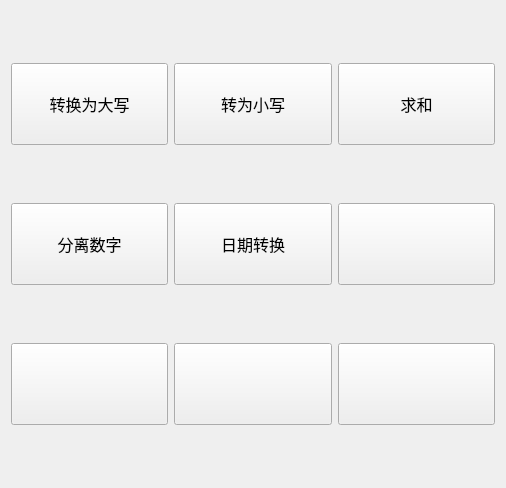
Qt form list.ui (hongzhe12/love-table) before a commit.
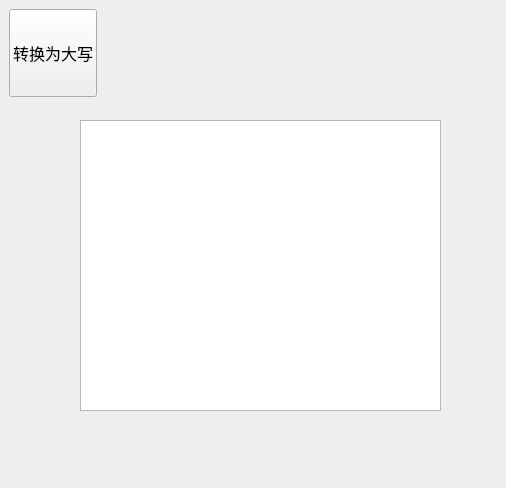
The same form after that commit.

Diff of the .ui file:
```diff
--- a/list.ui
+++ b/list.ui
@@ -13,24 +13,30 @@
   <property name="windowTitle">
    <string>常用功能</string>
   </property>
-  <layout class="QGridLayout" name="gridLayout">
-   <item row="1" column="0">
-    <widget class="QPushButton" name="pushButton_4">
-     <property name="minimumSize">
-      <size>
-       <width>82</width>
-       <height>82</height>
-      </size>
-     </property>
-     <property name="font">
-      <font>
-       <family>微软雅黑</family>
-       <pointsize>12</pointsize>
-       <bold>false</bold>
-      </font>
-     </property>
-     <property name="styleSheet">
-      <string notr="true">min-width : 80px; /* 最小宽度 */
+  <widget class="QPushButton" name="pushButton_1">
+   <property name="geometry">
+    <rect>
+     <x>9</x>
+     <y>9</y>
+     <width>88</width>
+     <height>88</height>
+    </rect>
+   </property>
+   <property name="minimumSize">
+    <size>
+     <width>82</width>
+     <height>82</height>
+    </size>
+   </property>
+   <property name="font">
+    <font>
+     <family>微软雅黑</family>
+     <pointsize>12</pointsize>
+     <bold>false</bold>
+    </font>
+   </property>
+   <property name="styleSheet">
+    <string notr="true">min-width : 80px; /* 最小宽度 */
 min-height : 80px; /* 最小高度 */
 max-width : 200px; /* 最大宽度 */
 max-height : 200px; /* 最大高度 */
@@ -38,225 +44,21 @@
 background-&gt;attachment:fixed;  /* 固定 */
 background-repeat: repeat-n; /* 是否重复 repeat-y是重复*/
 </string>
-     </property>
-     <property name="text">
-      <string>分离数字</string>
-     </property>
-    </widget>
-   </item>
-   <item row="1" column="2">
-    <widget class="QPushButton" name="pushButton_6">
-     <property name="minimumSize">
-      <size>
-       <width>82</width>
-       <height>82</height>
-      </size>
-     </property>
-     <property name="styleSheet">
-      <string notr="true">min-width : 80px; /* 最小宽度 */
-min-height : 80px; /* 最小高度 */
-max-width : 200px; /* 最大宽度 */
-max-height : 200px; /* 最大高度 */
-background-position: center;  /*居中显示 */
-background-&gt;attachment:fixed;  /* 固定 */
-background-repeat: repeat-n; /* 是否重复 repeat-y是重复*/
-</string>
-     </property>
-     <property name="text">
-      <string/>
-     </property>
-    </widget>
-   </item>
-   <item row="0" column="2">
-    <widget class="QPushButton" name="pushButton_3">
-     <property name="minimumSize">
-      <size>
-       <width>82</width>
-       <height>82</height>
-      </size>
-     </property>
-     <property name="font">
-      <font>
-       <family>微软雅黑</family>
-       <pointsize>12</pointsize>
-       <bold>false</bold>
-      </font>
-     </property>
-     <property name="styleSheet">
-      <string notr="true">min-width : 80px; /* 最小宽度 */
-min-height : 80px; /* 最小高度 */
-max-width : 200px; /* 最大宽度 */
-max-height : 200px; /* 最大高度 */
-background-position: center;  /*居中显示 */
-background-&gt;attachment:fixed;  /* 固定 */
-background-repeat: repeat-n; /* 是否重复 repeat-y是重复*/
-</string>
-     </property>
-     <property name="text">
-      <string>求和</string>
-     </property>
-    </widget>
-   </item>
-   <item row="2" column="0">
-    <widget class="QPushButton" name="pushButton_7">
-     <property name="minimumSize">
-      <size>
-       <width>82</width>
-       <height>82</height>
-      </size>
-     </property>
-     <property name="styleSheet">
-      <string notr="true">min-width : 80px; /* 最小宽度 */
-min-height : 80px; /* 最小高度 */
-max-width : 200px; /* 最大宽度 */
-max-height : 200px; /* 最大高度 */
-background-position: center;  /*居中显示 */
-background-&gt;attachment:fixed;  /* 固定 */
-background-repeat: repeat-n; /* 是否重复 repeat-y是重复*/
-</string>
-     </property>
-     <property name="text">
-      <string/>
-     </property>
-    </widget>
-   </item>
-   <item row="1" column="1">
-    <widget class="QPushButton" name="pushButton_5">
-     <property name="minimumSize">
-      <size>
-       <width>82</width>
-       <height>82</height>
-      </size>
-     </property>
-     <property name="font">
-      <font>
-       <family>微软雅黑</family>
-       <pointsize>12</pointsize>
-       <bold>false</bold>
-      </font>
-     </property>
-     <property name="styleSheet">
-      <string notr="true">min-width : 80px; /* 最小宽度 */
-min-height : 80px; /* 最小高度 */
-max-width : 200px; /* 最大宽度 */
-max-height : 200px; /* 最大高度 */
-background-position: center;  /*居中显示 */
-background-&gt;attachment:fixed;  /* 固定 */
-background-repeat: repeat-n; /* 是否重复 repeat-y是重复*/
-</string>
-     </property>
-     <property name="text">
-      <string>日期转换</string>
-     </property>
-    </widget>
-   </item>
-   <item row="0" column="0">
-    <widget class="QPushButton" name="pushButton_1">
-     <property name="minimumSize">
-      <size>
-       <width>82</width>
-       <height>82</height>
-      </size>
-     </property>
-     <property name="font">
-      <font>
-       <family>微软雅黑</family>
-       <pointsize>12</pointsize>
-       <bold>false</bold>
-      </font>
-     </property>
-     <property name="styleSheet">
-      <string notr="true">min-width : 80px; /* 最小宽度 */
-min-height : 80px; /* 最小高度 */
-max-width : 200px; /* 最大宽度 */
-max-height : 200px; /* 最大高度 */
-background-position: center;  /*居中显示 */
-background-&gt;attachment:fixed;  /* 固定 */
-background-repeat: repeat-n; /* 是否重复 repeat-y是重复*/
-</string>
-     </property>
-     <property name="text">
-      <string>转换为大写</string>
-     </property>
-    </widget>
-   </item>
-   <item row="2" column="2">
-    <widget class="QPushButton" name="pushButton_9">
-     <property name="minimumSize">
-      <size>
-       <width>82</width>
-       <height>82</height>
-      </size>
-     </property>
-     <property name="styleSheet">
-      <string notr="true">min-width : 80px; /* 最小宽度 */
-min-height : 80px; /* 最小高度 */
-max-width : 200px; /* 最大宽度 */
-max-height : 200px; /* 最大高度 */
-background-position: center;  /*居中显示 */
-background-&gt;attachment:fixed;  /* 固定 */
-background-repeat: repeat-n; /* 是否重复 repeat-y是重复*/
-</string>
-     </property>
-     <property name="text">
-      <string/>
-     </property>
-    </widget>
-   </item>
-   <item row="0" column="1">
-    <widget class="QPushButton" name="pushButton_2">
-     <property name="minimumSize">
-      <size>
-       <width>82</width>
-       <height>82</height>
-      </size>
-     </property>
-     <property name="font">
-      <font>
-       <family>微软雅黑</family>
-       <pointsize>12</pointsize>
-       <bold>false</bold>
-      </font>
-     </property>
-     <property name="styleSheet">
-      <string notr="true">min-width : 80px; /* 最小宽度 */
-min-height : 80px; /* 最小高度 */
-max-width : 200px; /* 最大宽度 */
-max-height : 200px; /* 最大高度 */
-background-position: center;  /*居中显示 */
-background-&gt;attachment:fixed;  /* 固定 */
-background-repeat: repeat-n; /* 是否重复 repeat-y是重复*/
-</string>
-     </property>
-     <property name="text">
-      <string>转为小写</string>
-     </property>
-    </widget>
-   </item>
-   <item row="2" column="1">
-    <widget class="QPushButton" name="pushButton_8">
-     <property name="minimumSize">
-      <size>
-       <width>82</width>
-       <height>82</height>
-      </size>
-     </property>
-     <property name="styleSheet">
-      <string notr="true">min-width : 80px; /* 最小宽度 */
-min-height : 80px; /* 最小高度 */
-max-width : 200px; /* 最大宽度 */
-max-height : 200px; /* 最大高度 */
-background-position: center;  /*居中显示 */
-background-&gt;attachment:fixed;  /* 固定 */
-background-repeat: repeat-n; /* 是否重复 repeat-y是重复*/
-</string>
-     </property>
-     <property name="text">
-      <string/>
-     </property>
-    </widget>
-   </item>
-  </layout>
+   </property>
+   <property name="text">
+    <string>转换为大写</string>
+   </property>
+  </widget>
+  <widget class="QListWidget" name="listWidget">
+   <property name="geometry">
+    <rect>
+     <x>80</x>
+     <y>120</y>
+     <width>361</width>
+     <height>291</height>
+    </rect>
+   </property>
+  </widget>
  </widget>
  <resources/>
  <connections/>
```
